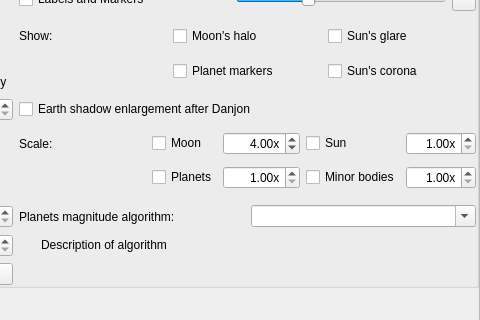
Stellarium/stellarium, file src/gui/viewDialog.ui: the form before one commit; both pictures show x 449 to 929 and y 158 to 478 of the 929 by 559 pixel window.
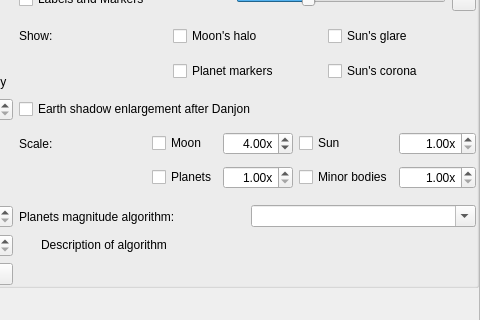
The form after the commit. The open tabs and pages were chosen to show the change. Icons and pictures are not drawn. Custom widgets are drawn as their Qt base class.

Commit message: Change scaling limits esp. for planetariums

```diff
--- a/src/gui/viewDialog.ui
+++ b/src/gui/viewDialog.ui
@@ -1502,7 +1502,7 @@
                   <double>1.000000000000000</double>
                  </property>
                  <property name="maximum">
-                  <double>100.000000000000000</double>
+                  <double>1000.000000000000000</double>
                  </property>
                  <property name="singleStep">
                   <double>0.500000000000000</double>
@@ -1527,7 +1527,7 @@
                   <double>1.000000000000000</double>
                  </property>
                  <property name="maximum">
-                  <double>20.000000000000000</double>
+                  <double>100.000000000000000</double>
                  </property>
                  <property name="singleStep">
                   <double>0.100000000000000</double>
@@ -1549,7 +1549,7 @@
                   <double>1.000000000000000</double>
                  </property>
                  <property name="maximum">
-                  <double>500.000000000000000</double>
+                  <double>100.000000000000000</double>
                  </property>
                  <property name="singleStep">
                   <double>0.500000000000000</double>
@@ -1578,7 +1578,7 @@
                   <double>1.000000000000000</double>
                  </property>
                  <property name="maximum">
-                  <double>1000.000000000000000</double>
+                  <double>500.000000000000000</double>
                  </property>
                 </widget>
                </item>
```
Left out of the diff: 4 changed lines with no effect on the pictures. The commit also changes 2 other files.
